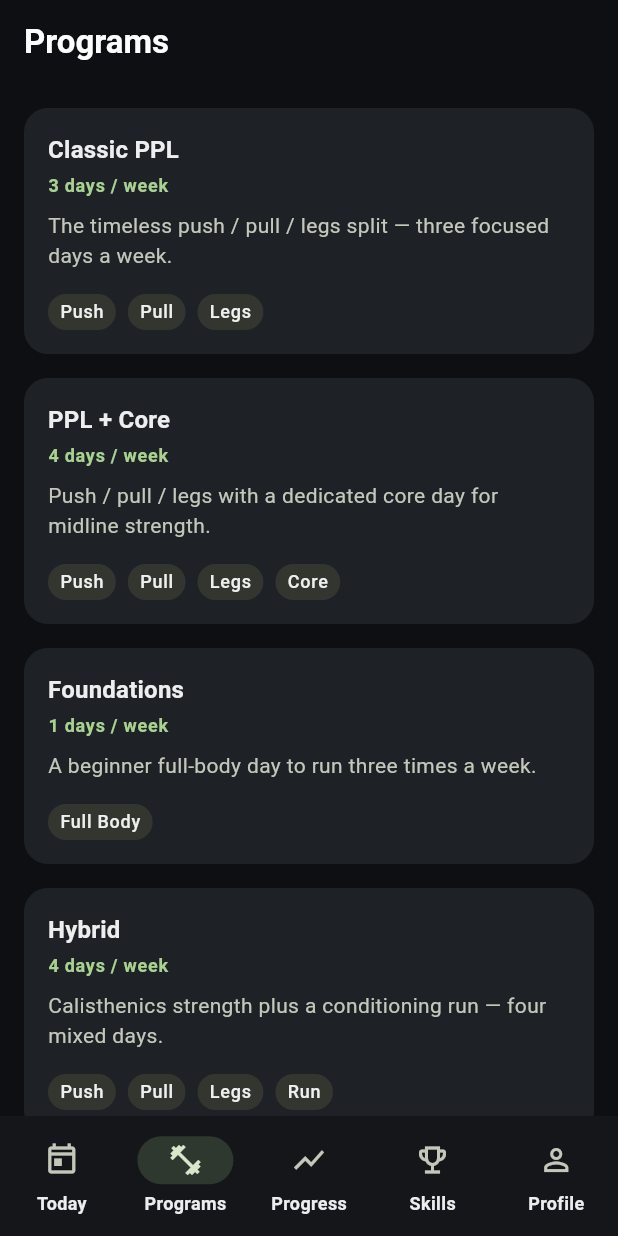
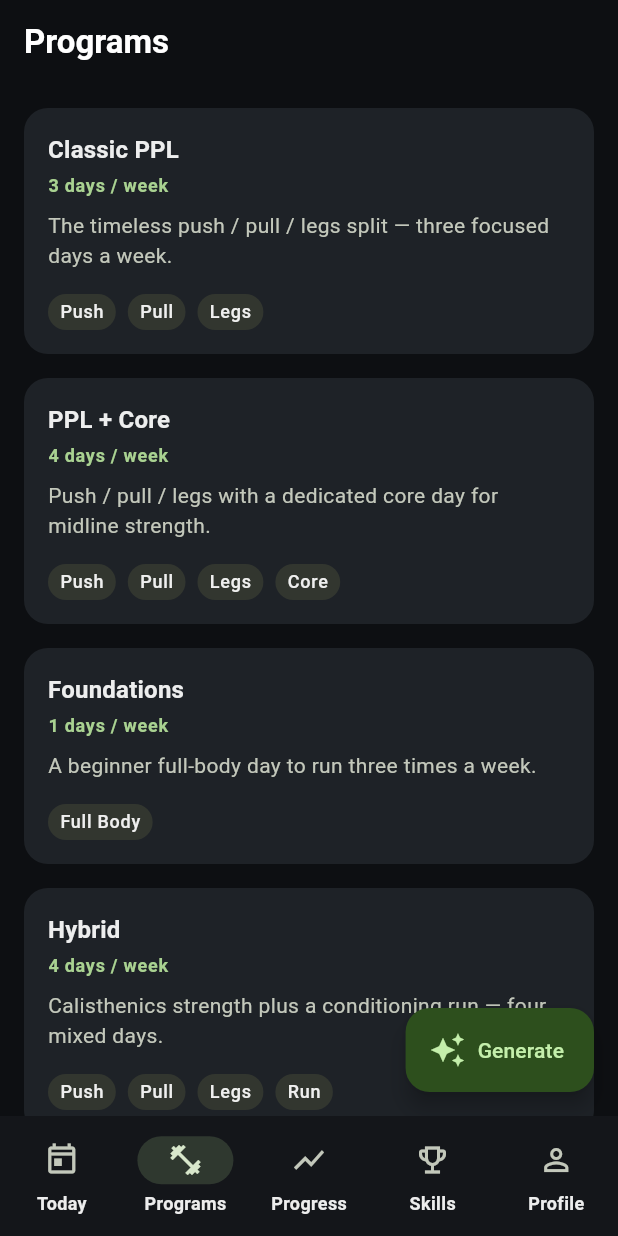
Before and after one commit to OmerYasirOnal/calistrack, a Flutter app: the screen it shows once a user with an empty profile is signed in, item 2 of the bottom bar chosen, on a phone screen of 412 x 824 dp. Run offline on Flutter 3.47's test engine with Material 3 defaults, Android fonts, the phone set to English and light mode, and no system bars; our stand-ins replace cloud_firestore, cloud_functions, firebase_auth, firebase_core, fl_chart, flutter_riverpod and 2 more; accounts and stored records are empty.

Commit message:
feat(calistrack): M5 T21 — AI generation screen + user programs in Programs
AI screen: experience/days/goals/equipment form → Generate → preview (with a
fallback banner) → Save & set active. AiGenerationController (generate/save;
save awaits auth). Programs tab gains a Generate FAB + a "Your programs" section
(userProgramsProvider). Preview extended with an in-memory user-program repo so
save works without Firebase. Widget test covers form → generate → preview →
save persists + active. 67/67 pass.

Co-Authored-By: Claude Opus 4.8 (1M context) <noreply@anthropic.com>

```diff
--- a/lib/features/programs/presentation/programs_screen.dart
+++ b/lib/features/programs/presentation/programs_screen.dart
@@ -4,40 +4,89 @@ import 'package:go_router/go_router.dart';
 
 import '../../../core/router/app_router.dart';
 import '../../../core/theme/app_theme.dart';
+import '../../../models/program.dart';
 import '../../profile/application/profile_providers.dart';
 import '../data/program_repository.dart';
+import '../data/user_program_repository.dart';
+import 'ai_generation_screen.dart';
 import 'widgets/program_card.dart';
 
-/// Browse the preset programs. Tap one to see its days and set it active.
+/// Browse preset + your own (AI/saved) programs. Tap one to set it active, or
+/// generate a tailored one.
 class ProgramsScreen extends ConsumerWidget {
   const ProgramsScreen({super.key});
 
   @override
   Widget build(BuildContext context, WidgetRef ref) {
     final presets = ref.watch(presetProgramsProvider);
+    final userPrograms =
+        ref.watch(userProgramsProvider).valueOrNull ?? const [];
     final activeId =
         ref.watch(currentUserProfileProvider).valueOrNull?.activeProgramId;
 
+    Widget card(Program program) => ProgramCard(
+          program: program,
+          isActive: program.id == activeId,
+          onTap: () => context.push(Routes.programDetail(program.id)),
+        );
+
     return Scaffold(
       appBar: AppBar(title: const Text('Programs')),
+      floatingActionButton: FloatingActionButton.extended(
+        onPressed: () => Navigator.of(context).push(
+          MaterialPageRoute<void>(builder: (_) => const AiGenerationScreen()),
+        ),
+        icon: const Icon(Icons.auto_awesome),
+        label: const Text('Generate'),
+      ),
       body: presets.when(
         loading: () => const Center(child: CircularProgressIndicator()),
         error: (_, __) => _ProgramsError(
           onRetry: () => ref.invalidate(presetProgramsProvider),
         ),
-        data: (programs) => ListView.separated(
-          padding: const EdgeInsets.all(Spacing.md),
-          itemCount: programs.length,
-          separatorBuilder: (_, __) => const SizedBox(height: Spacing.md),
-          itemBuilder: (context, i) {
-            final program = programs[i];
-            return ProgramCard(
-              program: program,
-              isActive: program.id == activeId,
-              onTap: () => context.push(Routes.programDetail(program.id)),
-            );
-          },
+        data: (programs) => ListView(
+          padding: const EdgeInsets.fromLTRB(
+            Spacing.md,
+            Spacing.md,
+            Spacing.md,
+            // leave room for the FAB
+            Spacing.xl * 2,
+          ),
+          children: [
+            if (userPrograms.isNotEmpty) ...[
+              const _SectionLabel('Your programs'),
+              for (final p in userPrograms) ...[
+                card(p),
+                const SizedBox(height: Spacing.md),
+              ],
+              const SizedBox(height: Spacing.sm),
+              const _SectionLabel('Presets'),
+            ],
+            for (var i = 0; i < programs.length; i++) ...[
+              card(programs[i]),
+              if (i < programs.length - 1) const SizedBox(height: Spacing.md),
+            ],
+          ],
         ),
+      ),
+    );
+  }
+}
+
+class _SectionLabel extends StatelessWidget {
+  const _SectionLabel(this.label);
+
+  final String label;
+
+  @override
+  Widget build(BuildContext context) {
+    return Padding(
+      padding: const EdgeInsets.only(bottom: Spacing.sm),
+      child: Text(
+        label,
+        style: Theme.of(context).textTheme.titleMedium?.copyWith(
+              fontWeight: FontWeight.w700,
+            ),
       ),
     );
   }
```
Also changed, not shown: lib/features/programs/application/ai_program_service.dart (+39 -0 lines), lib/features/programs/presentation/ai_generation_screen.dart (added, +213 -0 lines), lib/preview.dart (+23 -0 lines), 3 other files.
